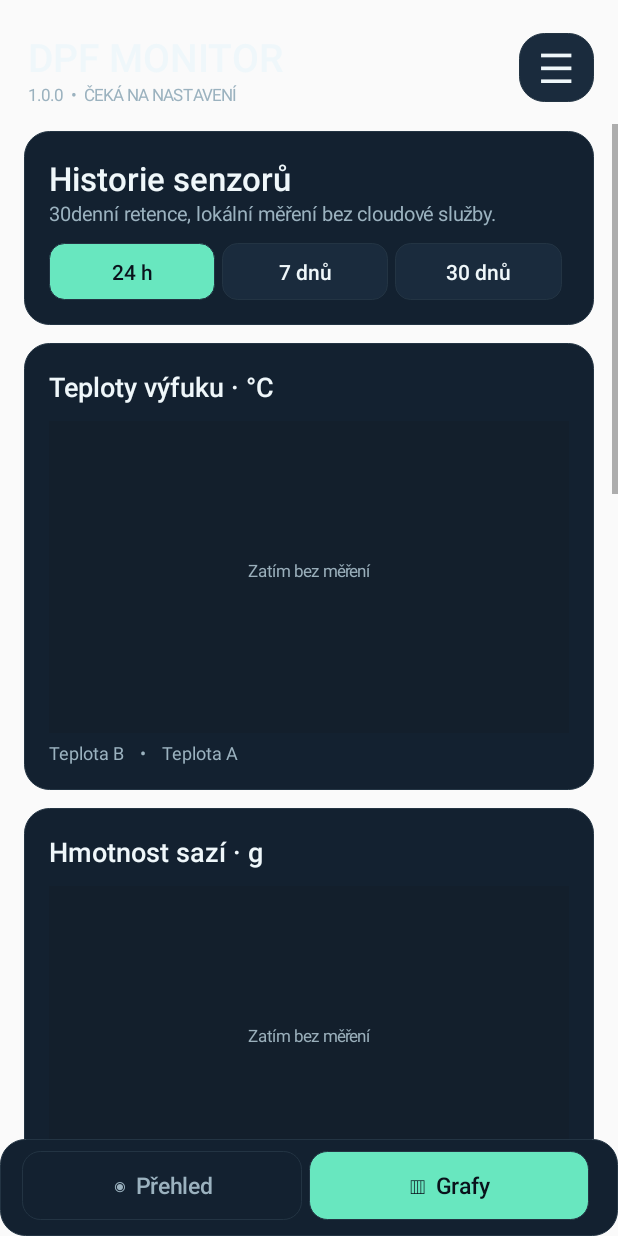
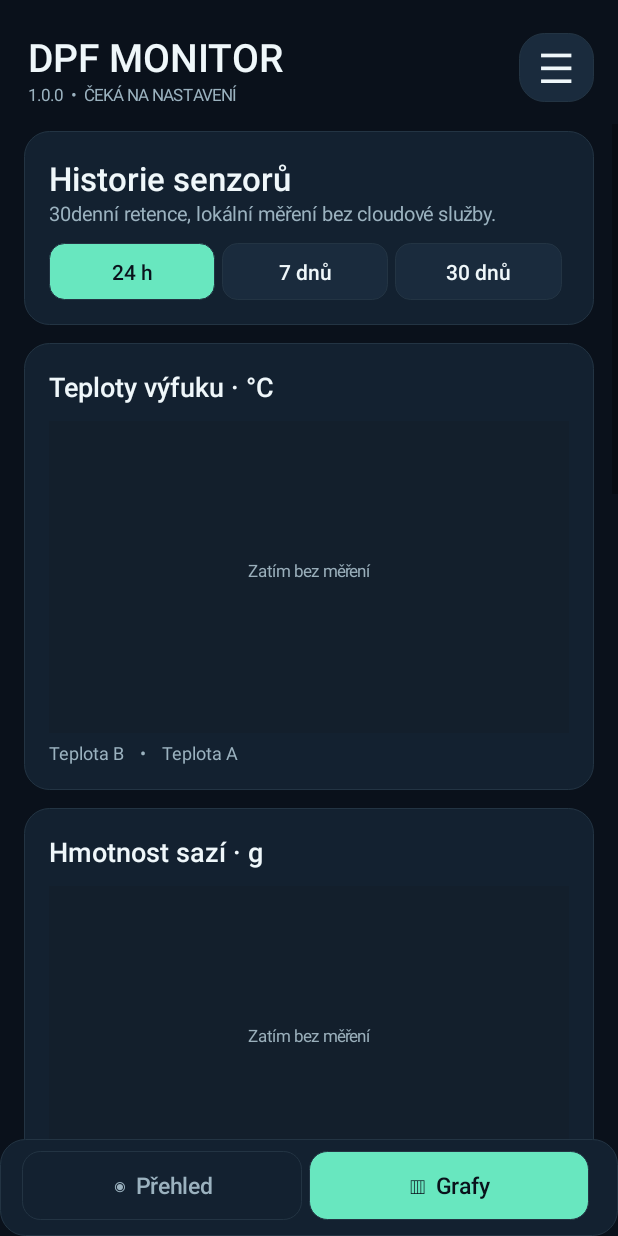
Before and after one commit to l-ra/dpf-monitor, an Android app: the screen it shows after launch (MainActivity), after a tap on "▥ Grafy", on a phone screen of 412 x 824 dp. Run offline under Robolectric (Android 15) with nearby library versions, the phone set to English and light mode, and no system bars.

Commit message:
Fix Kotlin UI property-shadowing and nullable PopupMenu labels

```diff
--- a/app/src/main/java/cz/dpf/monitor/MainActivity.kt
+++ b/app/src/main/java/cz/dpf/monitor/MainActivity.kt
@@ -28,7 +28,7 @@ import java.util.regex.Pattern
 @Suppress("DEPRECATION")
 @SuppressLint("MissingPermission")
 class MainActivity : Activity() {
-    private val background = Color.rgb(10, 17, 27)
+    private val baseColor = Color.rgb(10, 17, 27)
     private val panel = Color.rgb(19, 33, 48)
     private val elevated = Color.rgb(26, 43, 61)
     private val white = Color.rgb(239, 247, 250)
@@ -67,8 +67,8 @@ class MainActivity : Activity() {
         super.onCreate(savedInstanceState)
         store = LocalStore(this)
         database = TelemetryDatabase.get(this)
-        window.statusBarColor = background
-        window.navigationBarColor = background
+        window.statusBarColor = baseColor
+        window.navigationBarColor = baseColor
         render()
         database.purgeExpired()
         if (store.adapterAddress == null) handler.postDelayed({
@@ -127,7 +127,7 @@ class MainActivity : Activity() {
     private fun render() {
         values.clear()
         graphs.clear()
-        root = column().apply { setBackgroundColor(background) }
+        root = column().apply { setBackgroundColor(baseColor) }
         val top = LinearLayout(this).apply {
             gravity = Gravity.CENTER_VERTICAL
             setPadding(dp(19), dp(20), dp(16), dp(12))
@@ -155,7 +155,7 @@ class MainActivity : Activity() {
             background = shape(panel)
         }
         fun tab(title: String, selected: Boolean, choose: () -> Unit) {
-            val b = label(title, 15f, if (selected) background else muted, true).apply {
+            val b = label(title, 15f, if (selected) baseColor else muted, true).apply {
                 gravity = Gravity.CENTER
                 background = shape(if (selected) green else panel, 12)
                 setOnClickListener { choose() }
@@ -255,7 +255,7 @@ class MainActivity : Activity() {
         select.addView(label("30denní retence, lokální měření bez cloudové služby.", 13f, muted))
         val interval = LinearLayout(this).apply { setPadding(0, dp(11), 0, 0) }
         for ((n, title) in listOf(1 to "24 h", 7 to "7 dnů", 30 to "30 dnů")) {
-            interval.addView(label(title, 14f, if (n == days) background else white, true).apply {
+            interval.addView(label(title, 14f, if (n == days) baseColor else white, true).apply {
                 gravity = Gravity.CENTER
                 background = shape(if (n == days) green else elevated, 10)
                 setOnClickListener { days = n; lastGraphTime = 0; render() }
@@ -402,7 +402,7 @@ class MainActivity : Activity() {
         popup.menu.add("O aplikaci")
         popup.setOnMenuItemClickListener { item ->
             when {
-                item.title.startsWith("Export") -> requestExport()
+                item.title.toString().startsWith("Export") -> requestExport()
                 item.title.startsWith("Automatické") -> {
                     store.autoEnabled = !store.autoEnabled
                     if (store.autoEnabled) {
```
